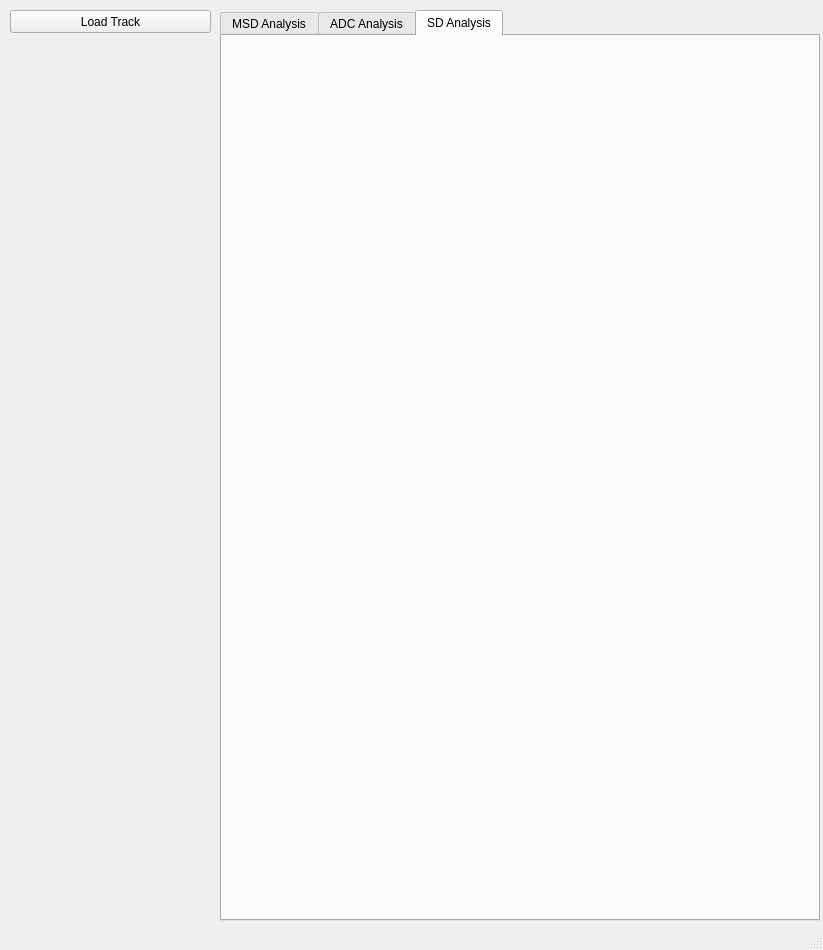
Above: gui_analysis.ui from Eggeling-Lab-Microscope-Software/TRAIT2D before the change. Below: the same form after it.
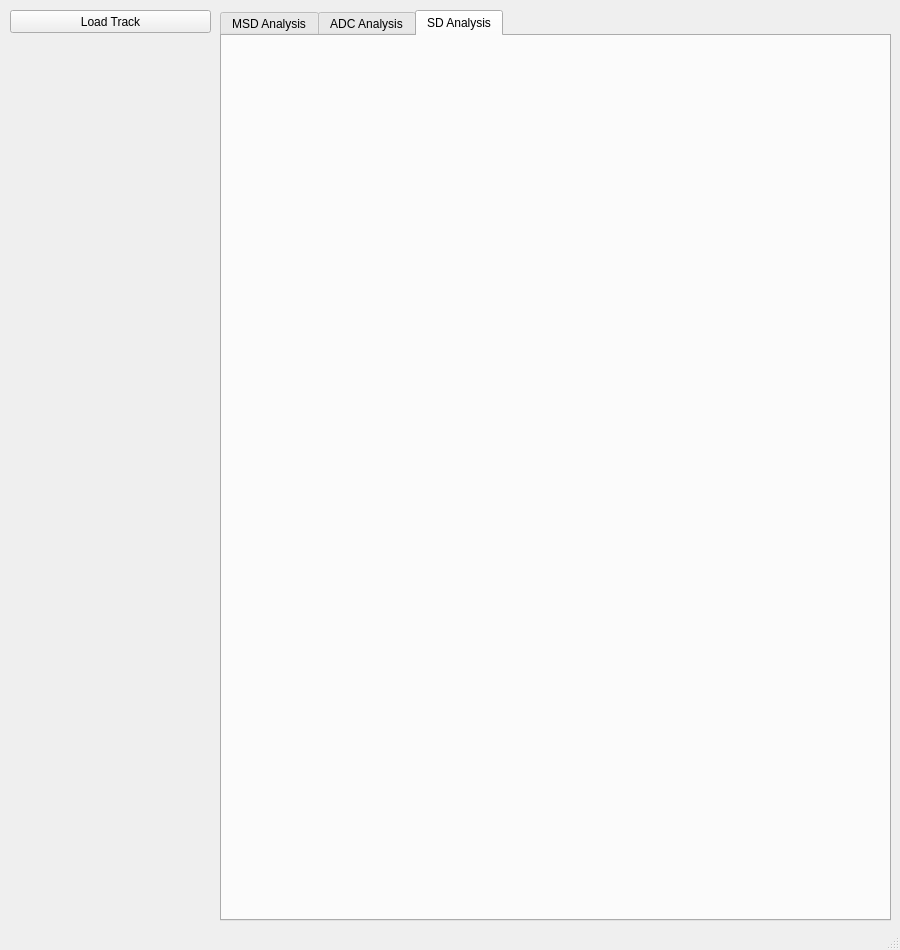
That is the form after the change. The open tabs and pages were chosen to show the change.

```diff
--- a/gui_analysis.ui
+++ b/gui_analysis.ui
@@ -6,7 +6,7 @@
    <rect>
     <x>0</x>
     <y>0</y>
-    <width>823</width>
+    <width>900</width>
     <height>950</height>
    </rect>
   </property>
@@ -18,13 +18,13 @@
   </property>
   <property name="minimumSize">
    <size>
-    <width>823</width>
+    <width>900</width>
     <height>950</height>
    </size>
   </property>
   <property name="maximumSize">
    <size>
-    <width>823</width>
+    <width>900</width>
     <height>950</height>
    </size>
   </property>
@@ -37,7 +37,7 @@
      <rect>
       <x>220</x>
       <y>10</y>
-      <width>600</width>
+      <width>671</width>
       <height>911</height>
      </rect>
     </property>
@@ -93,7 +93,7 @@
        <rect>
         <x>0</x>
         <y>0</y>
-        <width>591</width>
+        <width>661</width>
         <height>881</height>
        </rect>
       </property>
```
Left out of the diff: 6 changed lines with no effect on the pictures.
